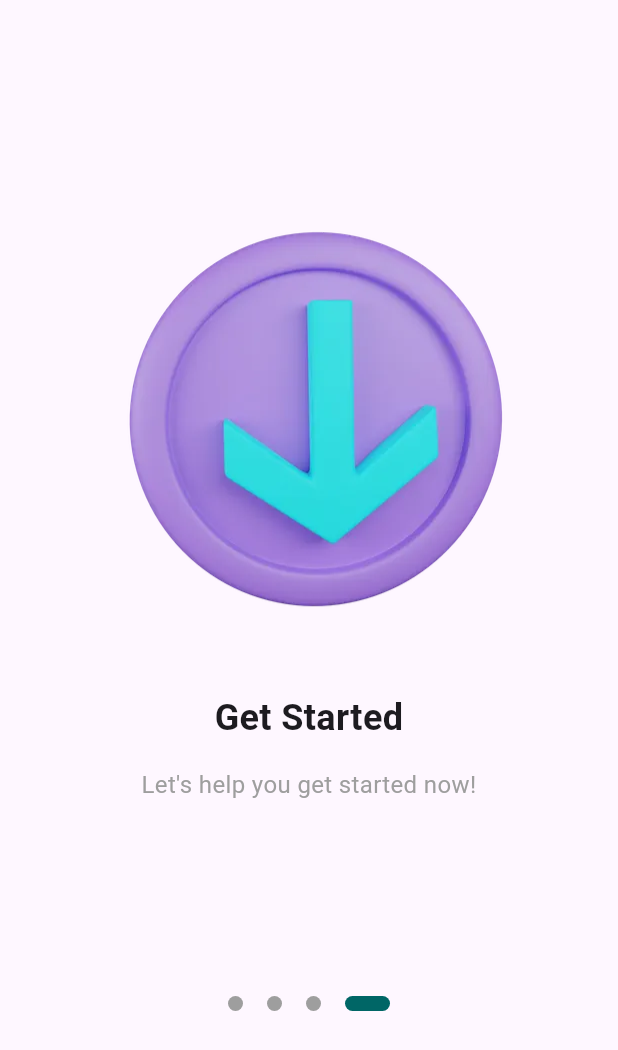
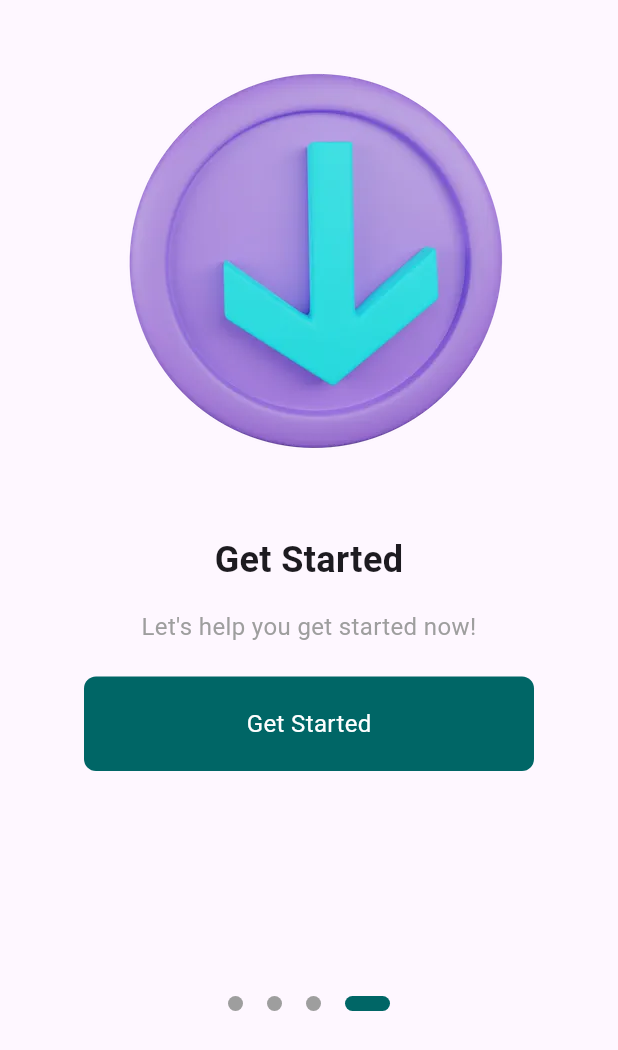
Before and after one commit to sharon5555/Signup-UI-flutter, a Flutter app: the screen it shows after launch, swiped to page 4, on a phone screen of 412 x 824 dp. Shown: the top 1050 px of the screen. Run offline on Flutter 3.47's test engine with Material 3 defaults, Android fonts, the light colour scheme and no system bars; drawn by our look-alikes of smooth_page_indicator; Roboto replaces fonts that are missing (Poppins).

Commit message:
created the get started button

```diff
--- a/sign_up/lib/screens/onboarding_screen.dart
+++ b/sign_up/lib/screens/onboarding_screen.dart
@@ -1,5 +1,7 @@
 import 'package:flutter/material.dart';
+import 'package:sign_up/screens/login.dart';
 import 'package:sign_up/theme.dart';
+import 'package:sign_up/widgets/primary_button.dart';
 import 'package:smooth_page_indicator/smooth_page_indicator.dart';
 
 class OnboardingScreen extends StatefulWidget {
@@ -51,6 +53,33 @@ class _OnboardingScreenState extends State<OnboardingScreen> {
               ],
             ),
           ),
+          // Show Get Started button only on the last page
+          if (_currentIndex == 3) ...[
+            const SizedBox(height: 20),
+            GestureDetector(
+              onTap: () {
+                print('Get Started button tapped'); // Debug print
+                Navigator.push(
+                  context,
+                  MaterialPageRoute(builder: (context) => Login()),
+                );
+              },
+              child: Container(
+                width: 300, // Adjust the button width
+                padding: const EdgeInsets.symmetric(vertical: 20), // Add some vertical padding
+                alignment: Alignment.center,
+                decoration: BoxDecoration(
+                  color: nPrimaryColor, // Use your primary color
+                  borderRadius: BorderRadius.circular(8),
+                ),
+                child: const Text(
+                  'Get Started',
+                  style: TextStyle(color: Colors.white, fontSize: 16), // Adjust text style as needed
+                ),
+              ),
+            ),
+            const SizedBox(height: 150), // Add bottom spacing
+          ],
           // Smooth Page Indicator positioned slightly above the bottom
           Padding(
             padding: const EdgeInsets.only(bottom: 150.0), // Adjust this value as needed
```
